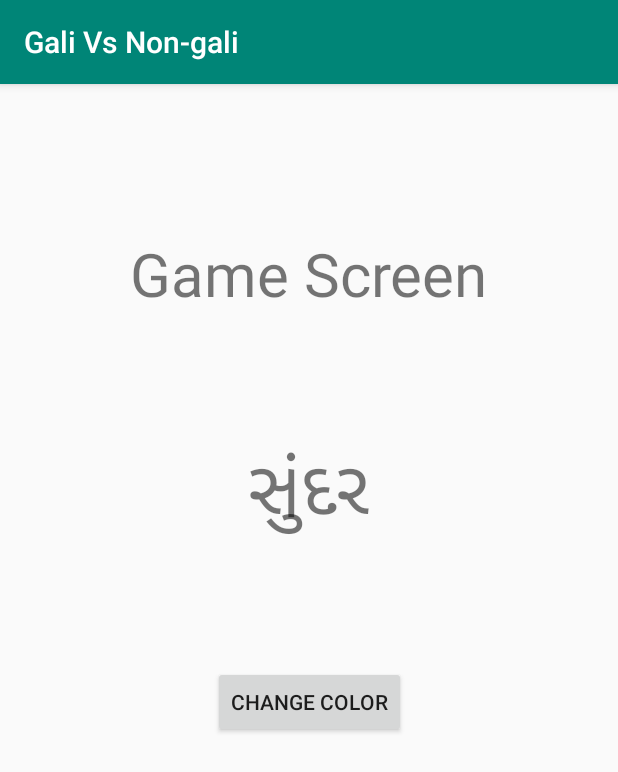
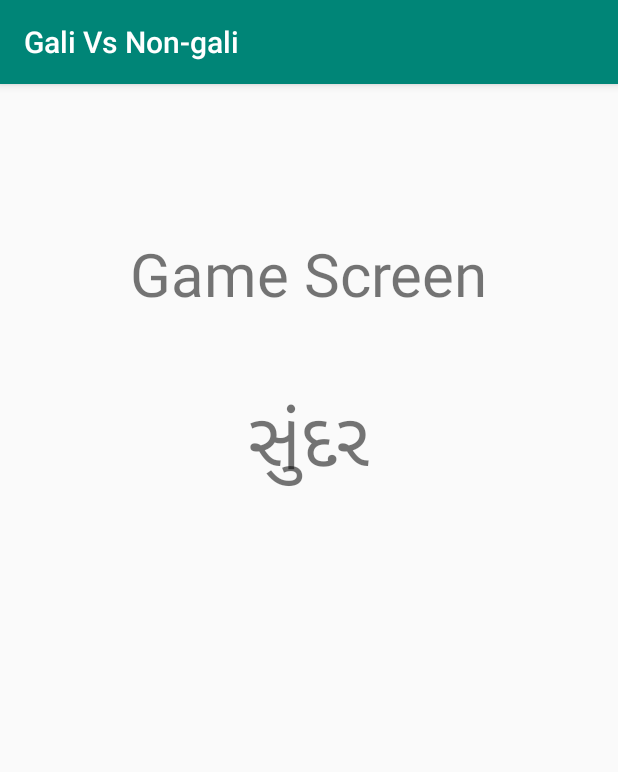
Before and after one commit to Pra9ptl/Gali-Vs-Non-Gali, an Android app: the screen it shows after launch (MainActivity), on a phone screen of 412 x 824 dp. Shown: the top 772 px of the screen. Run offline under Robolectric (Android 15) with nearby library versions, the phone set to English and light mode, and no system bars; libraries missing offline, so code that uses them is left out: io.particle.android; 3 statements that could not run were skipped.

Commit message:
Layout update and score display

```diff
--- a/app/src/main/java/com/example/galivsnon_gali/MainActivity.java
+++ b/app/src/main/java/com/example/galivsnon_gali/MainActivity.java
@@ -35,6 +35,8 @@ public class MainActivity extends AppCompatActivity {
     String[] nonGali = {"ભગવાન", "સુગંધ" ,"સુંદર", "ધાર્મિક", "લોકપ્રિય", "પ્યાર"};
 
     String displayWord = "";
+    int gameRounds;
+    int wordIn = 0;
     int g_flag;
     int g_index;
     TextView question;
@@ -53,10 +55,11 @@ public class MainActivity extends AppCompatActivity {
     // MARK: Particle device
     private List<ParticleDevice> mDevice;
     private List<DevicesData> devices = new LinkedList<>();
-
+    TextView scorelbl;
 
     @Override
     protected void onCreate(Bundle savedInstanceState) {
+        gameRounds = 0;
         super.onCreate(savedInstanceState);
         setContentView(R.layout.activity_main);
 
@@ -67,6 +70,7 @@ public class MainActivity extends AppCompatActivity {
         // 2. Setup your device variable
         getDeviceFromCloud();
         setWord();
+        scorelbl = (TextView) findViewById(R.id.scoreLabel);
 
 
         Async.executeAsync(ParticleCloudSDK.getCloud(), new Async.ApiWork<ParticleCloud, Object>() {
@@ -84,8 +88,13 @@ public class MainActivity extends AppCompatActivity {
                                     if(devices.get(i).getDevice().getID().equals(particleId) && devices.get(i).isHasVoted() == false){
                                         devices.get(i).setHasVoted(true);
                                         devices.get(i).setVote(dataFromParticle);
-                                        Log.d("DataIn = " , "Id = " + devices.get(i).getDevice().getID() + " -- answer = " + devices.get(i).getVote());
                                     }
+                                }
+                                if(userStatus() == true && gameRounds <= 5){
+                                    checkAnswer();
+                                } else {
+                                    Log.d("Game", "Game Over");
+                                    scorelbl.setText("Game Over");
                                 }
                             }
                             public void onEventError(Exception e) {
@@ -107,36 +116,71 @@ public class MainActivity extends AppCompatActivity {
         });
     }
 
+    public boolean userStatus(){
+        int uiCnt = 0;
+        for(int i = 0; i < devices.size(); i++){
+            if(devices.get(i).isHasVoted() ==true){
+                uiCnt++;
+            }
+        }
+        if(uiCnt == devices.size()){
+            gameRounds++;
+            Log.d("RRRR", ""+gameRounds);
+        }
+        return (uiCnt == devices.size());
+    }
 
 
     public void setWord(){
+        if(gameRounds <= 5) {
+            Log.d("GameRound",""+gameRounds);
             Random r1 = new Random();
             g_flag = r1.nextInt(2);
             g_index = r1.nextInt(6);
-        if(g_flag == 0){
+            if (g_flag == 0) {
                 question.setText(gali[g_index]);
                 displayWord = gali[g_index];
-        }else{
+            } else {
                 question.setText(nonGali[g_index]);
                 displayWord = nonGali[g_index];
             }
             Log.d("Gali", displayWord);
         }
+    }
 
-//    public boolean checkExistance(String type){
-//
-//        if(type.equals("0")){
-//            return Arrays.stream(gali).anyMatch("ભોસરીના"::equals);
-//        }
-//
-//        if(type.equals("1")){
-//            return Arrays.stream(nonGali).anyMatch("ભોસરીના"::equals);
-//        }
-//    }
-
+    public void checkExistance(){
+        if(Arrays.stream(gali).anyMatch(displayWord::equals)){
+            wordIn = 1;
+        }
+        if(Arrays.stream(nonGali).anyMatch(displayWord::equals)){
+            wordIn = 2;
+        }
+    }
     public void checkAnswer(){
+        checkExistance();
+        Log.d("DataIn", "Display Word = " + displayWord);
+        Log.d("DataIn", "Word In = " + wordIn);
+        scorelbl.setText("");
         for (int i = 0; i < devices.size(); i++){
-
+            int ans = Integer.parseInt(devices.get(i).getVote());
+            if(ans == wordIn){
+                devices.get(i).setScore(devices.get(i).getScore() + 1);
+                Log.d("DataIn", devices.get(i).getDevice().getID() + "You got it right...");
+            }
+            else{
+                Log.d("DataIn", devices.get(i).getDevice().getID() +"You got it wrong...");
+            }
+            Log.d("DataIn", "Score = " + devices.get(i).getScore());
+            Log.d("DataIn" , "Id = " + devices.get(i).getDevice().getName() + " -- answer = " + devices.get(i).getVote());
+            scorelbl.setText(scorelbl.getText() + "Particle Id =" + devices.get(i).getDevice().getName() + " - Score = " +  devices.get(i).getScore() + "\n");
+            devices.get(i).setVote("0");
+            devices.get(i).setHasVoted(false);
+            runOnUiThread(new Thread(new Runnable() {
+                @Override
+                public void run() {
+                        setWord();
+                }
+            }));
         }
     }
 
@@ -178,7 +222,7 @@ public class MainActivity extends AppCompatActivity {
                 // 2. build a list and put the r,g,b into the list
                 List<String> functionParameters = new ArrayList<String>();
                 functionParameters.add(commandToSend);
-                for (int i = 0; i < devices.size(); i++) {
+                for (int i = 0; i <= devices.size(); i++) {
                     try {
                         devices.get(i).getDevice().callFunction("colors", functionParameters);
                         //mDevice.callFunction("colors", functionParameters);
--- a/app/src/main/res/layout/activity_main.xml
+++ b/app/src/main/res/layout/activity_main.xml
@@ -19,11 +19,11 @@
         app:layout_constraintVertical_bias="0.139" />
 
     <TextView
+        android:id="@+id/questionLabel"
         android:layout_width="wrap_content"
         android:layout_height="wrap_content"
         android:layout_marginStart="8dp"
-        android:id="@+id/questionLabel"
-        android:layout_marginTop="80dp"
+        android:layout_marginTop="48dp"
         android:layout_marginEnd="8dp"
         android:text="અંગ્રેજી"
         android:textSize="50dp"
@@ -32,16 +32,37 @@
         app:layout_constraintStart_toStartOf="parent"
         app:layout_constraintTop_toBottomOf="@+id/textView" />
 
-    <Button
-        android:layout_width="wrap_content"
-        android:layout_height="wrap_content"
+    <TextView
+        android:id="@+id/scoreLabel"
+        android:layout_width="396dp"
+        android:layout_height="316dp"
         android:layout_marginStart="8dp"
-        android:layout_marginTop="388dp"
         android:layout_marginEnd="8dp"
-        android:onClick="changeColorsPressed"
-        android:text="change color"
+        android:layout_marginBottom="8dp"
+        android:gravity="start|top"
+        android:maxLines="10"
+        app:layout_constraintBottom_toBottomOf="parent"
         app:layout_constraintEnd_toEndOf="parent"
+        app:layout_constraintHorizontal_bias="0.0"
         app:layout_constraintStart_toStartOf="parent"
-        app:layout_constraintTop_toTopOf="parent" />
+        app:layout_constraintTop_toTopOf="parent"
+        app:layout_constraintVertical_bias="0.98" />
+
+
+    <!--<Button-->
+        <!--android:layout_width="wrap_content"-->
+        <!--android:layout_height="wrap_content"-->
+        <!--android:layout_marginStart="8dp"-->
+        <!--android:layout_marginTop="8dp"-->
+        <!--android:layout_marginEnd="8dp"-->
+        <!--android:layout_marginBottom="8dp"-->
+        <!--android:onClick="checkAnswer"-->
+        <!--android:text="check Answers"-->
+        <!--app:layout_constraintBottom_toBottomOf="parent"-->
+        <!--app:layout_constraintEnd_toEndOf="parent"-->
+        <!--app:layout_constraintHorizontal_bias="0.498"-->
+        <!--app:layout_constraintStart_toStartOf="parent"-->
+        <!--app:layout_constraintTop_toTopOf="parent"-->
+        <!--app:layout_constraintVertical_bias="0.725" />-->
 
 </android.support.constraint.ConstraintLayout>
```
Lines whose indentation alone changed are shown as unchanged.
